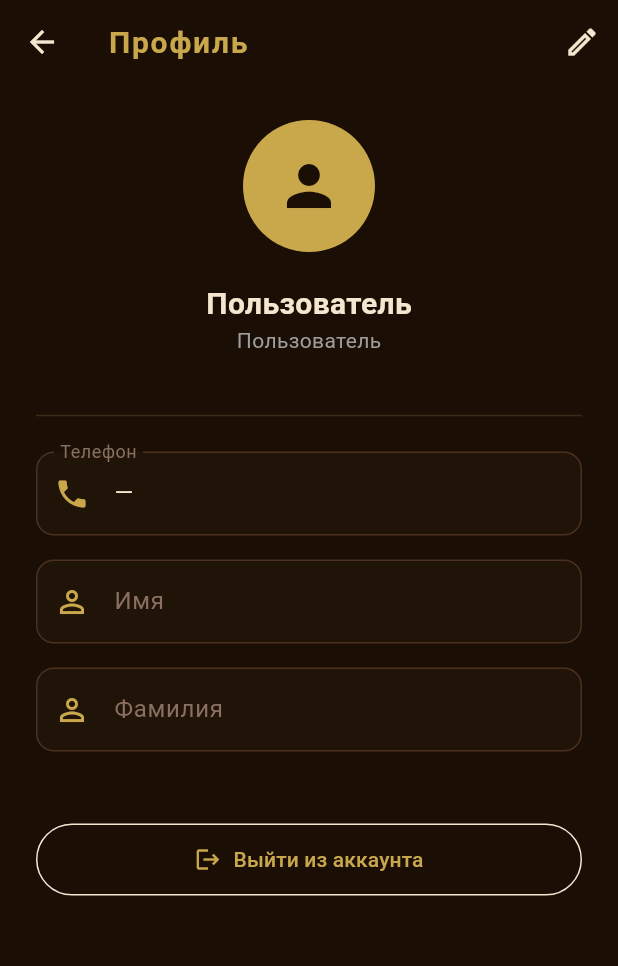
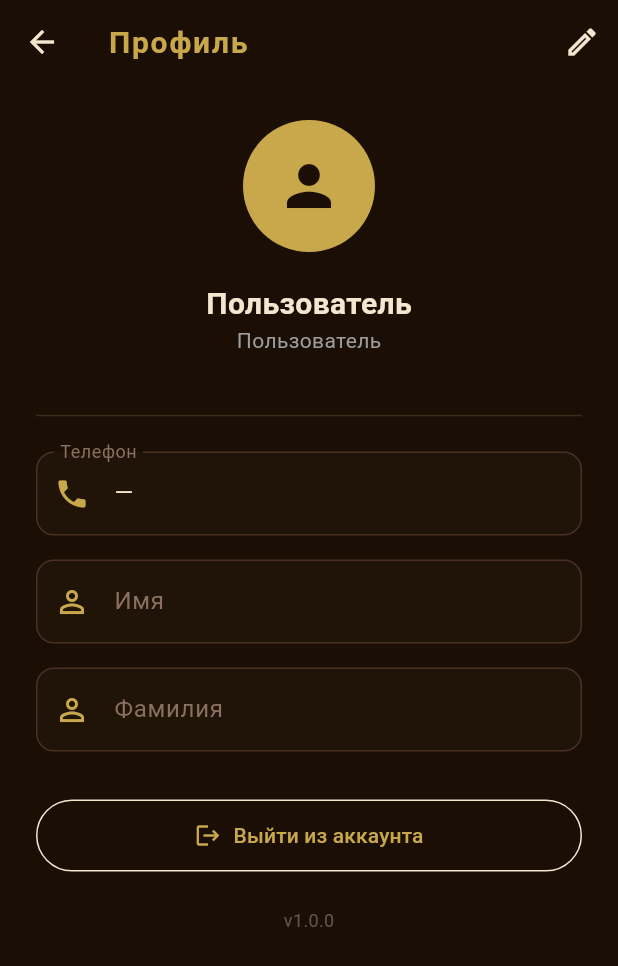
Before and after one commit to Miroshinsv/hookah-userapp, a Flutter app: the ProfileScreen screen opened directly, on a phone screen of 412 x 824 dp. Shown: the top 966 px of the screen. Run offline on Flutter 3.47's test engine with Material 3 defaults, Android fonts, the phone set to English and light mode, and no system bars; our stand-ins replace flutter_local_notifications, flutter_map, flutter_secure_storage, geolocator, graphql_flutter, latlong2 and 1 more; accounts and stored records are empty; network calls fail.

```diff
--- a/lib/screens/profile/profile_screen.dart
+++ b/lib/screens/profile/profile_screen.dart
@@ -1,5 +1,6 @@
 import 'package:flutter/material.dart';
 import 'package:graphql_flutter/graphql_flutter.dart';
+import 'package:package_info_plus/package_info_plus.dart';
 import 'package:provider/provider.dart';
 import '../../core/auth/auth_state.dart';
 import '../../core/graphql/mutations.dart';
@@ -19,6 +20,15 @@ class _ProfileScreenState extends State<ProfileScreen> {
   bool _editing = false;
   bool _loading = false;
   String? _error;
+  String? _version;
+
+  @override
+  void initState() {
+    super.initState();
+    PackageInfo.fromPlatform().then((info) {
+      if (mounted) setState(() => _version = info.version);
+    });
+  }
 
   @override
   void didChangeDependencies() {
@@ -211,7 +221,7 @@ class _ProfileScreenState extends State<ProfileScreen> {
                 ),
               ],
 
-              const SizedBox(height: 48),
+              const SizedBox(height: 32),
 
               SizedBox(
                 width: double.infinity,
@@ -245,6 +255,20 @@ class _ProfileScreenState extends State<ProfileScreen> {
                   ),
                 ),
               ),
+
+              const SizedBox(height: 24),
+
+              Center(
+                child: Text(
+                  _version != null ? 'v$_version' : '',
+                  style: TextStyle(
+                    color: Colors.grey.withValues(alpha: 0.5),
+                    fontSize: 12,
+                  ),
+                ),
+              ),
+
+              const SizedBox(height: 16),
             ],
           ),
         ),
```
Also changed, not shown: lib/screens/order/order_detail_screen.dart (+15 -9 lines), qr.png (added), 1 other file.
